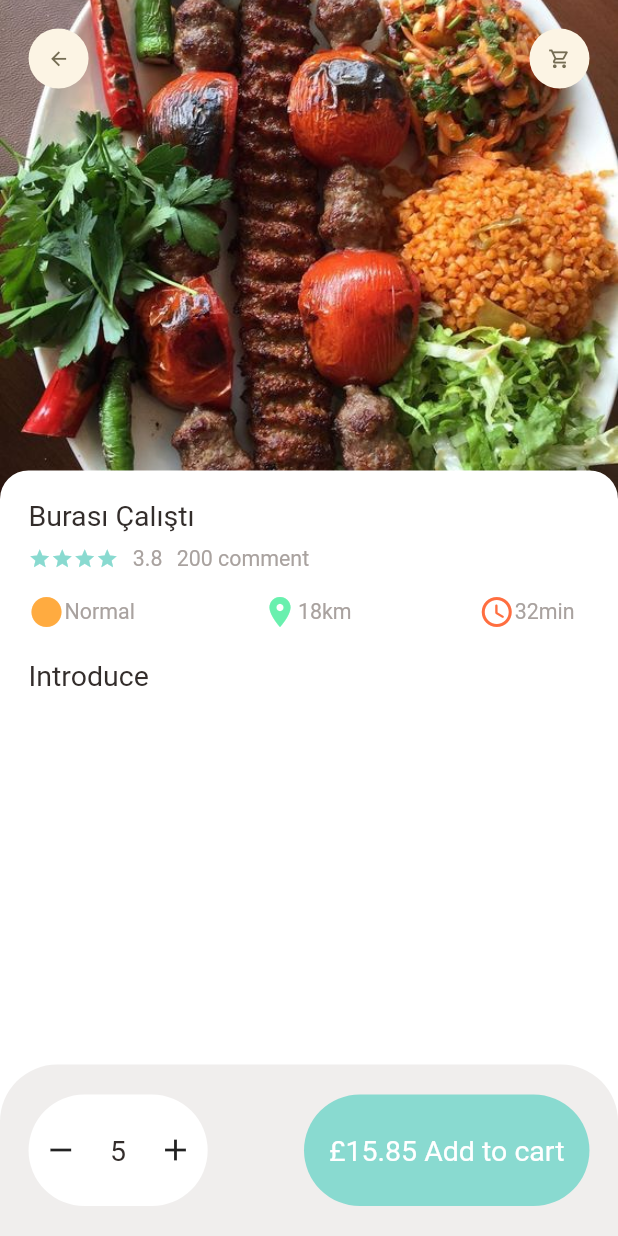
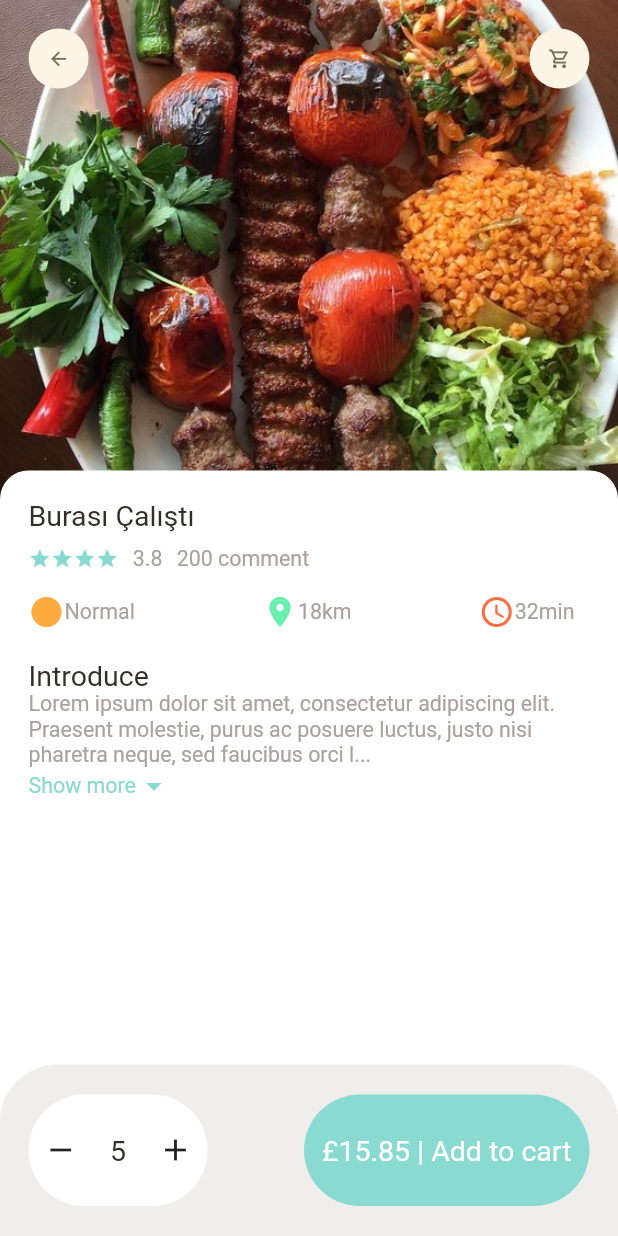
Before and after one commit to muttafa/Flutter-Ecommerce-App, a Flutter app: the screen it shows after launch, on a phone screen of 412 x 824 dp. Run offline on Flutter 3.47's test engine with Material 2 defaults, Android fonts, the phone set to English and light mode, and no system bars; our stand-ins replace dots_indicator, get, google_fonts.

Commit message:
Dropdown for Introduce field done

```diff
--- a/lib/Pages/food/popular_food_detail.dart
+++ b/lib/Pages/food/popular_food_detail.dart
@@ -1,5 +1,6 @@
 import 'package:ecommerce/widgets/app_column.dart';
 import 'package:ecommerce/widgets/app_icons.dart';
+import 'package:ecommerce/widgets/expandable_text.dart';
 import 'package:flutter/material.dart';
 
 import '../../utils/colors.dart';
@@ -81,11 +82,17 @@ class PopularFoodDetail extends StatelessWidget {
                       ),
                       SizedBox(height: Dimensions.margin20,),
                       MyText(text: "Introduce",),
-
+                      Expanded(
+                        child: SingleChildScrollView(
+                            physics: AlwaysScrollableScrollPhysics(),
+                            child: ExpandableText(
+                                Text: "Lorem ipsum dolor sit amet, consectetur adipiscing elit. Praesent molestie, purus ac posuere luctus, justo nisi pharetra neque, sed faucibus orci lectus ut ipsum. Vestibulum nec auctor metus. Maecenas veorem ipsum dolor sit amet, consectetur adipiscing elit. Praesent molestie, purus ac posuere luctus, justo nisi pharetra neque, sed faucibus orci lectusorem ipsum dolor sit amet, consectetur adipiscing elit. Praesent molestie, purus ac posuere luctus, justo nisi pharetra neque, sed faucibus orci lectus ut ipsum. Vestibulum nec auctor metus. Maecenas vestibulum placera ut ipsum. Vestibulum nec auctor metus. Maecenas vestibulum placerastibulum placerat mauris a molestie. Pellentesque dictum fermentum lectus molestie sodales. Curabitur nec sem sit amet eros semper egestas. Phasellus rhoncus.MustafaMustafaMustafa Mustafa")),
+                      )
 
                     ],
                   )
                 )),
+
           ],
         ),
         ),
@@ -135,7 +142,7 @@ class PopularFoodDetail extends StatelessWidget {
                 ),
                 child: Center(
                   child: MyText(
-                    text: "£15.85 Add to cart",
+                    text: "£15.85 | Add to cart",
                     color: Colors.white,
                   ),
                 ),
--- a/lib/widgets/expandable_text.dart
+++ b/lib/widgets/expandable_text.dart
@@ -1,4 +1,8 @@
+import 'package:ecommerce/utils/colors.dart';
+import 'package:ecommerce/widgets/smallText.dart';
 import 'package:flutter/material.dart';
+
+import '../utils/dimensions.dart';
 
 class ExpandableText extends StatefulWidget {
   final String Text;
@@ -13,10 +17,49 @@ class _ExpandableTextState extends State<ExpandableText> {
   late String text1;
   late String text2;
 
-  bool hidenText = true;
+  bool hiddenText = true;
+
+  double textHeight = Dimensions.screenHeight/5.6;
+
+  @override
+  void initState() {
+    // TODO: implement initState
+    super.initState();
+    if(widget.Text.length>textHeight){
+      text1 = widget.Text.substring(0,textHeight.toInt());
+      text2 = widget.Text.substring(textHeight.toInt()+1,widget.Text.length);
+    }else{
+      text1 = widget.Text;
+      text2 = "";
+    }
+  }
 
   @override
   Widget build(BuildContext context) {
-    return Container();
+    return Expanded(
+      child: Container(
+        child: text2.isEmpty?SmallText(text: text1):Column(
+          children: [
+            SmallText(text: hiddenText?(text1+"..."):text1+text2),
+            InkWell(
+                  onTap: (){
+                    setState(() {
+                      hiddenText=!hiddenText;
+                    });
+                  },
+                  child: Row(
+                    children: [
+                      SmallText(text: hiddenText?("Show more"):"Show less",color: AppColors.maincolorl,),
+                      Icon(hiddenText?(Icons.arrow_drop_down):Icons.arrow_drop_up,color: AppColors.maincolorl,),
+                    ],
+
+                )
+
+            )
+
+          ],
+        )
+      ),
+    );
   }
 }
--- a/lib/widgets/smallText.dart
+++ b/lib/widgets/smallText.dart
@@ -19,8 +19,10 @@ class SmallText extends StatelessWidget {
   @override
   Widget build(BuildContext context) {
     return Text(
+
       text,
       overflow: overFlow,
+      maxLines: 60,
       style: GoogleFonts.roboto(
         textStyle: TextStyle(
           fontSize: size,
```
